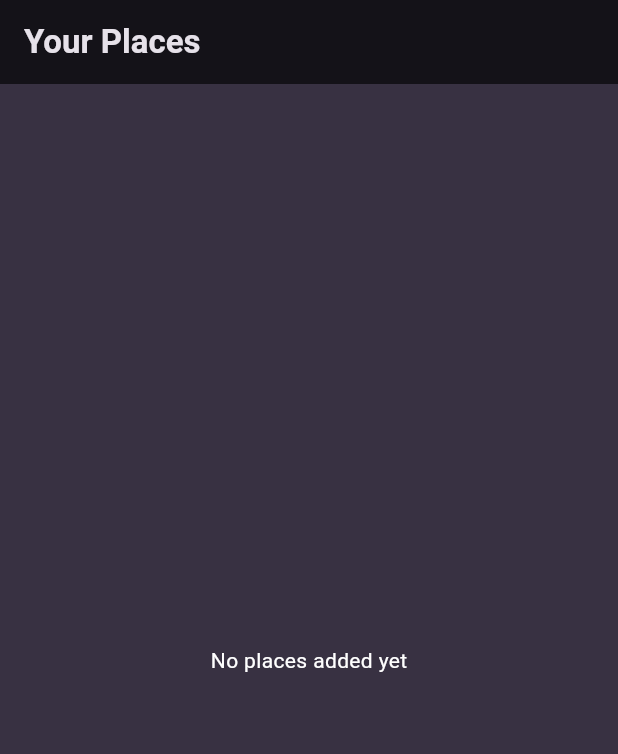
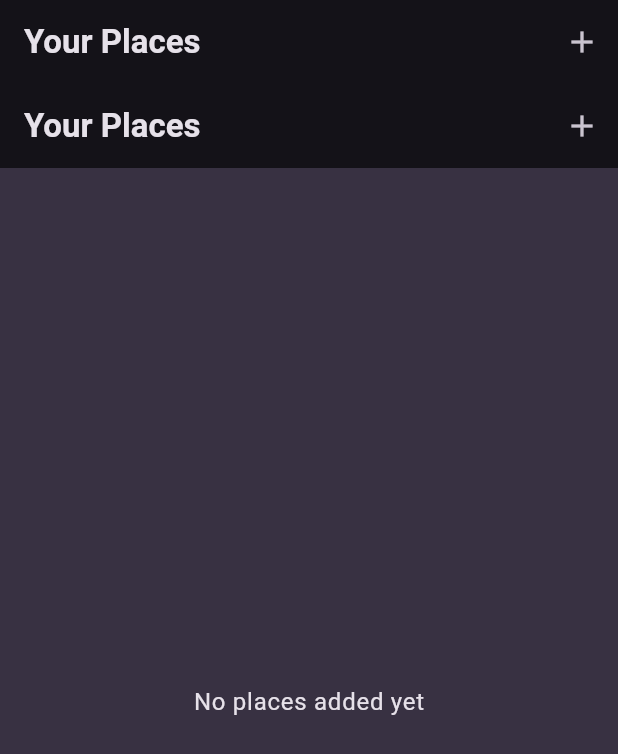
Before and after one commit to dario-nihil/flutter_favorite_places, a Flutter app: the screen it shows after launch, on a phone screen of 412 x 824 dp. Shown: the top 754 px of the screen. Run offline on Flutter 3.47's test engine with Material 3 defaults, Android fonts, the phone set to English and light mode, and no system bars; our stand-ins replace google_fonts.

Commit message:
installed uuid & google-fonts package, created AddPlaceScreen, PlacesDescriptionScreen, PlacesScreen and PlacesListWidget

```diff
--- a/lib/main.dart
+++ b/lib/main.dart
@@ -1,3 +1,4 @@
+import 'package:favorite_places/screens/places.dart';
 import 'package:flutter/material.dart';
 
 import 'package:google_fonts/google_fonts.dart';
@@ -32,7 +33,9 @@ void main() {
 }
 
 class MyApp extends StatelessWidget {
-  const MyApp({Key? key}) : super(key: key);
+  const MyApp({super.key});
+
+  void onAddPlace() {}
 
   @override
   Widget build(BuildContext context) {
@@ -42,13 +45,14 @@ class MyApp extends StatelessWidget {
       home: Scaffold(
         appBar: AppBar(
           title: const Text('Your Places'),
+          actions: [
+            IconButton(
+              onPressed: onAddPlace,
+              icon: const Icon(Icons.add),
+            ),
+          ],
         ),
-        body: const Center(
-          child: Text(
-            'No places added yet',
-            style: TextStyle(color: Colors.white),
-          ),
-        ),
+        body: const PlacesScreen(),
       ),
     );
   }
--- /dev/null
+++ b/lib/models/place.dart
@@ -0,0 +1,10 @@
+import 'package:uuid/uuid.dart';
+
+const uuid = Uuid();
+
+class Place {
+  Place({required this.title}) : id = uuid.v4();
+
+  final String id;
+  final String title;
+}
--- /dev/null
+++ b/lib/screens/places.dart
@@ -0,0 +1,24 @@
+import 'package:favorite_places/widgets/places_list.dart';
+import 'package:flutter/material.dart';
+
+class PlacesScreen extends StatelessWidget {
+  const PlacesScreen({super.key});
+
+  @override
+  Widget build(BuildContext context) {
+    return Scaffold(
+      appBar: AppBar(
+        title: const Text('Your Places'),
+        actions: [
+          IconButton(
+            onPressed: () {},
+            icon: const Icon(Icons.add),
+          ),
+        ],
+      ),
+      body: const PlacesList(
+        places: [],
+      ),
+    );
+  }
+}
--- /dev/null
+++ b/lib/widgets/places_list.dart
@@ -0,0 +1,32 @@
+import 'package:favorite_places/models/place.dart';
+import 'package:flutter/material.dart';
+
+class PlacesList extends StatelessWidget {
+  const PlacesList({super.key, required this.places});
+
+  final List<Place> places;
+
+  @override
+  Widget build(BuildContext context) {
+    if (places.isEmpty) {
+      return Center(
+        child: Text('No places added yet',
+            style: Theme.of(context).textTheme.bodyLarge!.copyWith(
+                  color: Theme.of(context).colorScheme.onBackground,
+                )),
+      );
+    }
+
+    return ListView.builder(
+      itemCount: places.length,
+      itemBuilder: (cxt, idx) => ListTile(
+        title: Text(
+          places[idx].title,
+          style: Theme.of(context).textTheme.titleMedium!.copyWith(
+                color: Theme.of(context).colorScheme.onBackground,
+              ),
+        ),
+      ),
+    );
+  }
+}
--- a/pubspec.yaml
+++ b/pubspec.yaml
@@ -36,6 +36,7 @@ dependencies:
   # Use with the CupertinoIcons class for iOS style icons.
   cupertino_icons: ^1.0.6
   google_fonts: ^6.2.1
+  uuid: ^4.3.3
 
 dev_dependencies:
   flutter_test:
```
Also changed, not shown: lib/screens/add_palce.dart (added), lib/screens/places_detail.dart (added), pubspec.lock.
